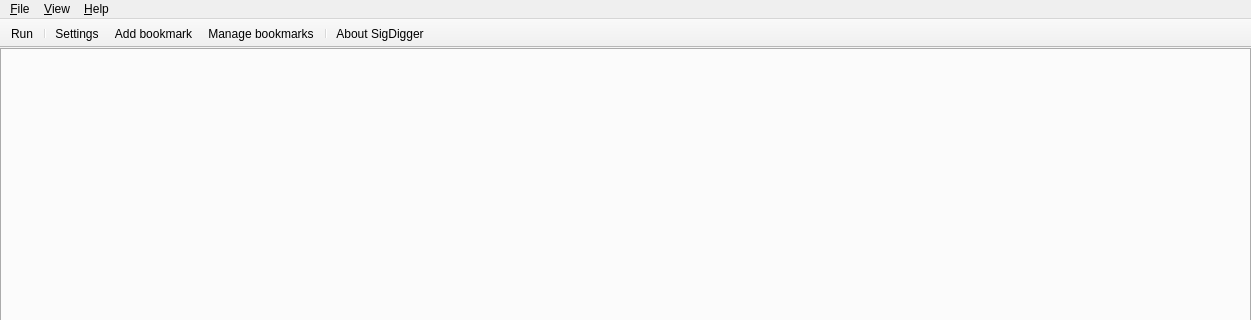
Qt form ui/MainWindow.ui (BatchDrake/SigDigger) before a commit; both pictures show x 0 to 1251 and y 0 to 320 of the 1251 by 833 pixel window.
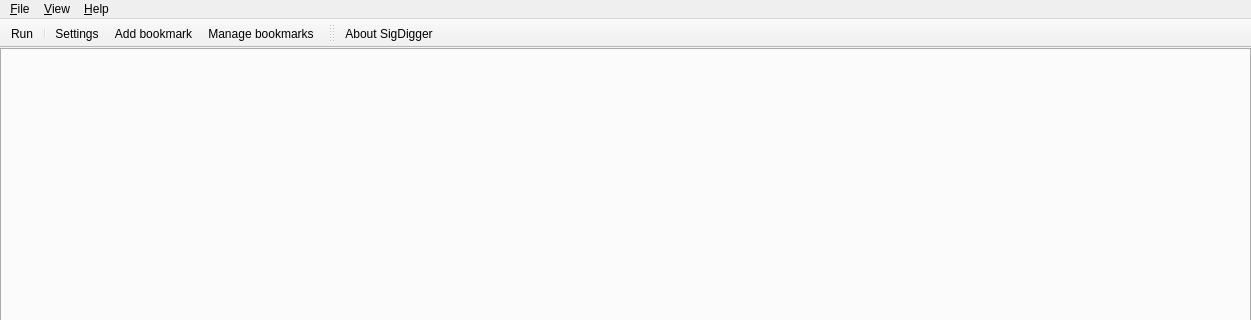
The same form after that commit. Icons and pictures are not drawn.

Commit message: Add quick action icons

What changed in the file:
```diff
--- a/ui/MainWindow.ui
+++ b/ui/MainWindow.ui
@@ -143,10 +143,20 @@
    <addaction name="actionSetup"/>
    <addaction name="actionAddBookmark"/>
    <addaction name="actionManageBookmarks"/>
-   <addaction name="separator"/>
-   <addaction name="actionAbout"/>
   </widget>
   <widget class="QStatusBar" name="statusBar"/>
+  <widget class="QToolBar" name="helpToolBar">
+   <property name="windowTitle">
+    <string>Help</string>
+   </property>
+   <attribute name="toolBarArea">
+    <enum>TopToolBarArea</enum>
+   </attribute>
+   <attribute name="toolBarBreak">
+    <bool>false</bool>
+   </attribute>
+   <addaction name="actionAbout"/>
+  </widget>
   <action name="actionRun">
    <property name="checkable">
     <bool>true</bool>
```
Left out of the diff: 4 changed lines with no effect on the pictures. The commit also changes 13 other files.
